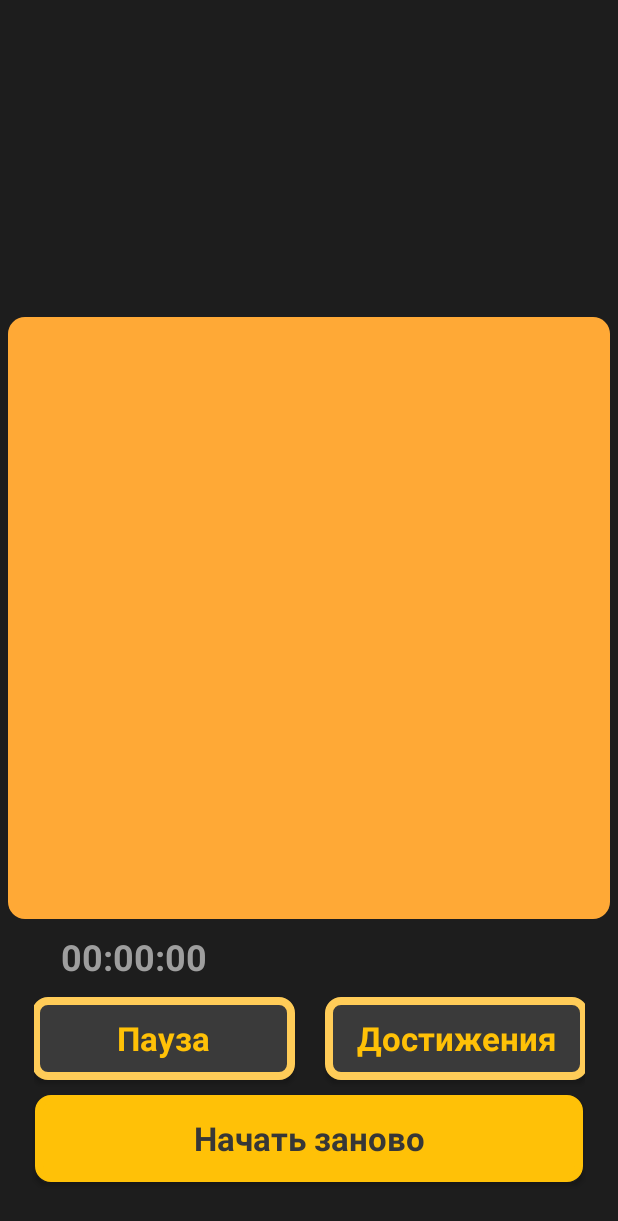
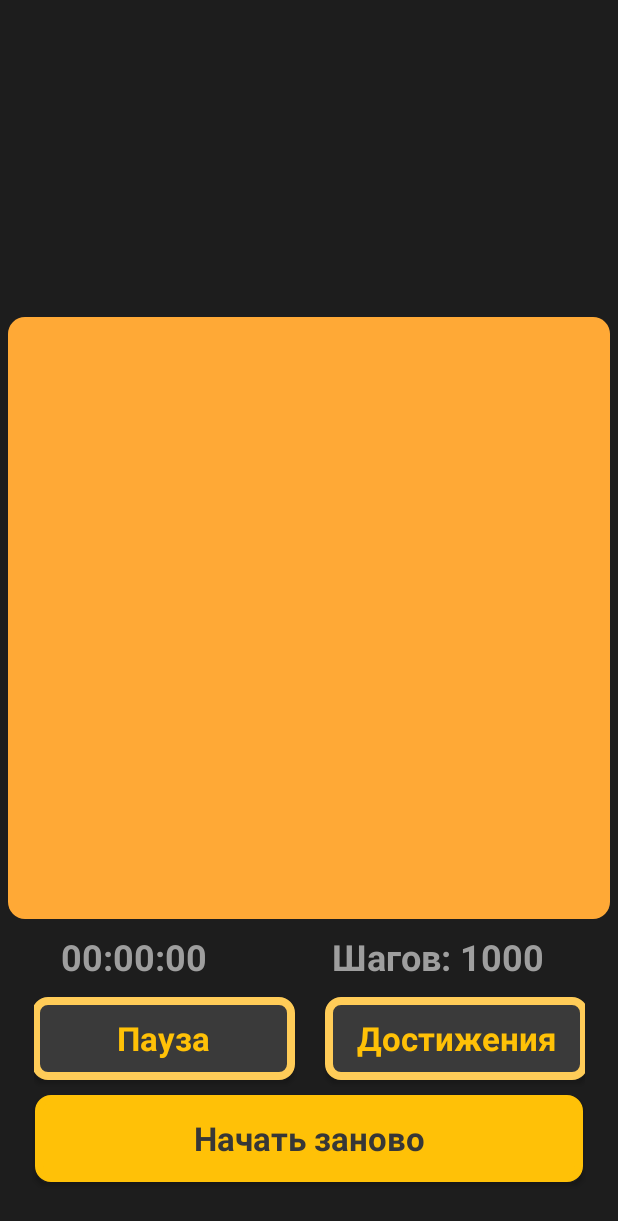
Before and after one commit to sdnezz/android, an Android app built with Jetpack Compose: the layout activity_main.xml on its own in the app's theme, with its tools: preview values and no code run, on a phone screen of 412 x 824 dp. Shown: the top 1221 px of the screen. Run offline under Robolectric (Android 15) with nearby library versions, the phone set to English and light mode, and no system bars.

Commit message:
Statistic & pause/resume & steps,time count

```diff
--- a/app/src/main/AndroidManifest.xml
+++ b/app/src/main/AndroidManifest.xml
@@ -16,6 +16,7 @@
             android:exported="true">
             <intent-filter>
                 <action android:name="android.intent.action.MAIN" />
+
                 <category android:name="android.intent.category.LAUNCHER" />
             </intent-filter>
         </activity>
--- /dev/null
+++ b/app/src/main/res/drawable/ic_check_circle.xml
@@ -0,0 +1,5 @@
+<vector xmlns:android="http://schemas.android.com/apk/res/android" android:height="50dp" android:tint="#00FD03" android:viewportHeight="960" android:viewportWidth="960" android:width="50dp">
+
+    <path android:fillColor="@android:color/white" android:pathData="M480,920Q331,920 225.5,877.5Q120,835 120,760Q120,728 140,702.5Q160,677 196,657L261,715Q237,723 218.5,735.5Q200,748 200,760Q200,786 281,813Q362,840 480,840Q598,840 679,813Q760,786 760,760Q760,748 741.5,735.5Q723,723 699,715L764,657Q800,677 820,702.5Q840,728 840,760Q840,835 734.5,877.5Q629,920 480,920ZM480,760Q458,760 437.5,752.5Q417,745 400,730L148,507Q135,496 127.5,480Q120,464 120,447L120,367Q120,350 126.5,334Q133,318 146,307L398,72Q415,56 436,48Q457,40 480,40Q503,40 524,48Q545,56 562,72L814,307Q827,318 833.5,334Q840,350 840,367L840,447Q840,464 832.5,480Q825,496 812,507L560,730Q543,745 522.5,752.5Q502,760 480,760ZM476,572Q490,572 502.5,567.5Q515,563 526,553L748,356L508,130Q501,125 494,122.5Q487,120 479,120Q471,120 464,122.5Q457,125 452,130L208,360L426,553Q437,563 449.5,567.5Q462,572 476,572ZM360,410Q381,410 395.5,395.5Q410,381 410,360Q410,339 395.5,324.5Q381,310 360,310Q339,310 324.5,324.5Q310,339 310,360Q310,381 324.5,395.5Q339,410 360,410ZM410,464Q453,485 500.5,477.5Q548,470 584,438Q618,409 628.5,365Q639,321 618,282L410,464ZM480,290Q501,290 515.5,275.5Q530,261 530,240Q530,219 515.5,204.5Q501,190 480,190Q459,190 444.5,204.5Q430,219 430,240Q430,261 444.5,275.5Q459,290 480,290ZM478,346Q478,346 478,346Q478,346 478,346L478,346L478,346Q478,346 478,346Q478,346 478,346Q478,346 478,346Q478,346 478,346L478,346L478,346Q478,346 478,346Q478,346 478,346Z"/>
+
+</vector>
--- a/app/src/main/res/layout-land/activity_main.xml
+++ b/app/src/main/res/layout-land/activity_main.xml
@@ -9,10 +9,30 @@
     android:foreground="@drawable/tile_ripple_effect"
     tools:context=".MainActivity">
 
+    <TextView
+        android:id="@+id/textView_steps2"
+        android:layout_width="170dp"
+        android:layout_height="30dp"
+        android:layout_marginStart="10dp"
+        android:layout_marginBottom="10dp"
+        android:background="#00FFF7F7"
+        android:text="Шагов: 1000"
+        android:textAlignment="center"
+        android:textAppearance="@style/TextAppearance.AppCompat.Large"
+        android:textColor="#9E9E9E"
+        android:textSize="24sp"
+        android:textStyle="bold"
+        app:layout_constraintBottom_toTopOf="@+id/constraintLayout"
+        app:layout_constraintEnd_toEndOf="parent"
+        app:layout_constraintHorizontal_bias="0.0"
+        app:layout_constraintStart_toEndOf="@+id/gridLayout_gameBoard"
+        app:layout_constraintTop_toTopOf="parent"
+        app:layout_constraintVertical_bias="1.0" />
+
     <androidx.gridlayout.widget.GridLayout
         android:id="@+id/gridLayout_gameBoard"
         android:layout_width="350dp"
-        android:layout_height="341dp"
+        android:layout_height="350dp"
         android:layout_marginHorizontal="5dp"
         android:layout_marginVertical="5dp"
         android:background="@drawable/round_angle_8"
@@ -23,6 +43,7 @@
         app:layout_constraintHorizontal_bias="0.499"
         app:layout_constraintStart_toStartOf="parent"
         app:layout_constraintTop_toTopOf="parent"
+        app:layout_constraintVertical_bias="0.372"
         app:rowCount="4"
         tools:itemCount="16"
         tools:listitem="@layout/item_tile" />
@@ -53,7 +74,7 @@
         app:layout_constraintVertical_bias="0.924" />
 
     <ToggleButton
-        android:id="@+id/toggleButton"
+        android:id="@+id/toggleButton_pause"
         android:layout_width="165dp"
         android:layout_height="50dp"
         android:layout_marginStart="10dp"
@@ -93,7 +114,7 @@
         android:textStyle="bold"
         android:typeface="normal"
         app:backgroundTint="@null"
-        app:layout_constraintBottom_toTopOf="@+id/toggleButton"
+        app:layout_constraintBottom_toTopOf="@+id/toggleButton_pause"
         app:layout_constraintEnd_toEndOf="parent"
         app:layout_constraintHorizontal_bias="0.0"
         app:layout_constraintStart_toEndOf="@+id/gridLayout_gameBoard"
@@ -101,6 +122,7 @@
         app:layout_constraintVertical_bias="1.0" />
 
     <androidx.constraintlayout.widget.ConstraintLayout
+        android:id="@+id/constraintLayout"
         android:layout_width="165dp"
         android:layout_height="50dp"
         android:layout_marginStart="10dp"
@@ -125,10 +147,8 @@
             android:textStyle="bold"
             app:layout_constraintBottom_toBottomOf="parent"
             app:layout_constraintEnd_toEndOf="parent"
-            app:layout_constraintHorizontal_bias="0.057"
             app:layout_constraintStart_toStartOf="parent"
-            app:layout_constraintTop_toTopOf="parent"
-            app:layout_constraintVertical_bias="0.518" />
+            app:layout_constraintTop_toTopOf="parent" />
     </androidx.constraintlayout.widget.ConstraintLayout>
 
 </androidx.constraintlayout.widget.ConstraintLayout>
--- a/app/src/main/res/layout/activity_main.xml
+++ b/app/src/main/res/layout/activity_main.xml
@@ -24,7 +24,7 @@
         app:layout_constraintTop_toTopOf="parent"
         app:rowCount="4"
         tools:itemCount="16"
-        tools:listitem="@layout/item_tile"/>
+        tools:listitem="@layout/item_tile" />
 
     <Button
         android:id="@+id/button_start"
@@ -63,7 +63,7 @@
         app:layout_constraintVertical_bias="1.0">
 
         <ToggleButton
-            android:id="@+id/toggleButton"
+            android:id="@+id/toggleButton_pause"
             android:layout_width="175dp"
             android:layout_height="55dp"
             android:layout_margin="10dp"
@@ -79,7 +79,7 @@
             android:textStyle="bold" />
 
         <Button
-            android:id="@+id/button5"
+            android:id="@+id/button_achievements"
             android:layout_width="175dp"
             android:layout_height="55dp"
             android:layout_margin="10dp"
@@ -123,6 +123,23 @@
             app:layout_constraintStart_toStartOf="parent"
             app:layout_constraintTop_toTopOf="parent"
             app:layout_constraintVertical_bias="0.518" />
+
+        <TextView
+            android:id="@+id/textView_steps"
+            android:layout_width="170dp"
+            android:layout_height="30dp"
+            android:background="#00FFF7F7"
+            android:text="Шагов: 1000"
+            android:textAlignment="center"
+            android:textAppearance="@style/TextAppearance.AppCompat.Large"
+            android:textColor="#9E9E9E"
+            android:textSize="24sp"
+            android:textStyle="bold"
+            app:layout_constraintBottom_toBottomOf="parent"
+            app:layout_constraintEnd_toEndOf="parent"
+            app:layout_constraintHorizontal_bias="0.938"
+            app:layout_constraintStart_toStartOf="parent"
+            app:layout_constraintTop_toTopOf="parent" />
     </androidx.constraintlayout.widget.ConstraintLayout>
 
 </androidx.constraintlayout.widget.ConstraintLayout>
```
Also changed, not shown: app/src/main/java/com/example/pyatnaski/AchievementsAdapter.kt (added, +30 -0 lines), app/src/main/java/com/example/pyatnaski/MainActivity.kt (+157 -49 lines), app/src/main/res/drawable/round_achievement.xml (added, +8 -0 lines), app/src/main/res/layout/dialog_achievements.xml (added, +43 -0 lines), app/src/main/res/layout/list_item_achievement.xml (added, +23 -0 lines).
